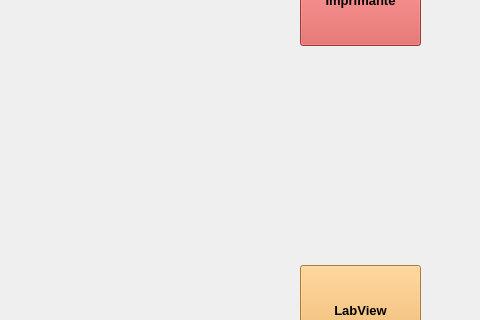
Qt form src/Page/ModulePage.ui (polybox3d/polybox) before a commit; both pictures show x 320 to 800 and y 115 to 435 of the 800 by 550 pixel window.
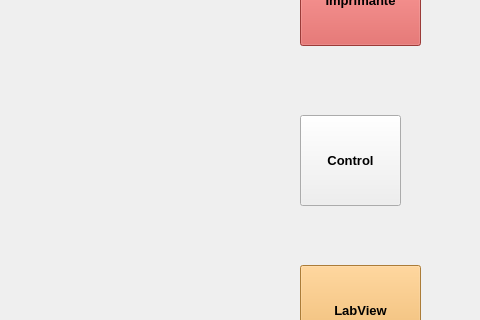
The same form after that commit. Icons and pictures are not drawn.

Commit message: Add Control Widget

What changed in the file:
```diff
--- a/src/Page/ModulePage.ui
+++ b/src/Page/ModulePage.ui
@@ -240,6 +240,51 @@
     <bool>false</bool>
    </property>
   </widget>
+  <widget class="QToolButton" name="shareButton_2">
+   <property name="enabled">
+    <bool>true</bool>
+   </property>
+   <property name="geometry">
+    <rect>
+     <x>620</x>
+     <y>230</y>
+     <width>101</width>
+     <height>91</height>
+    </rect>
+   </property>
+   <property name="font">
+    <font>
+     <pointsize>10</pointsize>
+     <weight>75</weight>
+     <bold>true</bold>
+    </font>
+   </property>
+   <property name="cursor">
+    <cursorShape>PointingHandCursor</cursorShape>
+   </property>
+   <property name="styleSheet">
+    <string notr="true"/>
+   </property>
+   <property name="text">
+    <string>Control</string>
+   </property>
+   <property name="icon">
+    <iconset resource="../ressources.qrc">
+     <normaloff>:/img/img/axis_icon.png</normaloff>:/img/img/axis_icon.png</iconset>
+   </property>
+   <property name="iconSize">
+    <size>
+     <width>65</width>
+     <height>65</height>
+    </size>
+   </property>
+   <property name="toolButtonStyle">
+    <enum>Qt::ToolButtonTextUnderIcon</enum>
+   </property>
+   <property name="autoRaise">
+    <bool>false</bool>
+   </property>
+  </widget>
  </widget>
  <resources>
   <include location="../ressources.qrc"/>
```
The commit also changes 38 other files.
